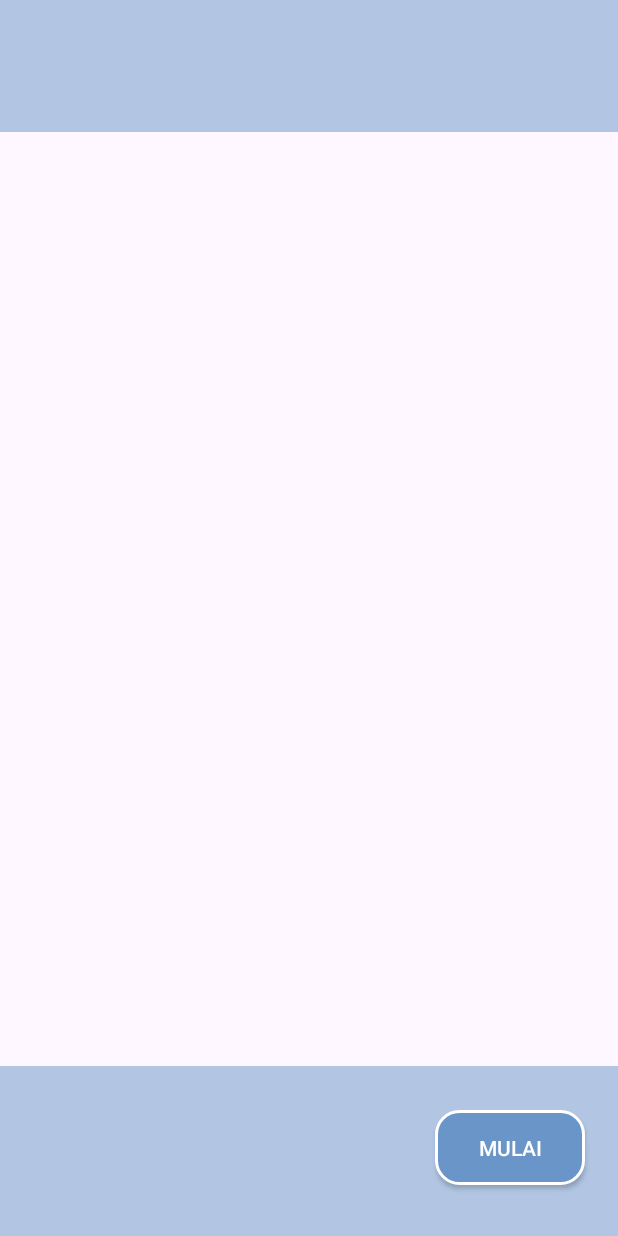
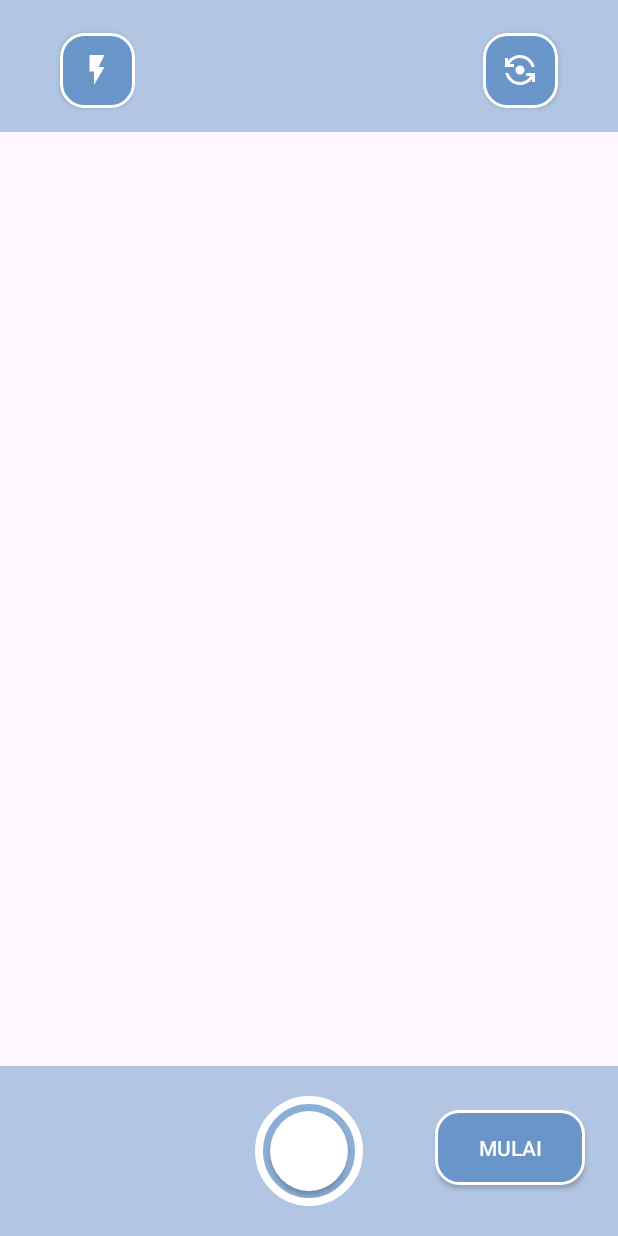
Before and after one commit to Luoxy777/PlaySnap, an Android app: the layout activity_search_by_camera_page.xml on its own in the app's theme, with its tools: preview values and no code run, on a phone screen of 412 x 824 dp. Run offline under Robolectric (Android 15) with nearby library versions, the phone set to English and light mode, and no system bars.

Commit message:
crysta camera

```diff
--- /dev/null
+++ b/PlaySnap Application/app/src/main/res/drawable/baseline_flip_camera_android_24.xml
@@ -0,0 +1,7 @@
+<vector android:height="24dp" android:tint="#FFFFFF"
+    android:viewportHeight="24" android:viewportWidth="24"
+    android:width="24dp" xmlns:android="http://schemas.android.com/apk/res/android">
+    <path android:fillColor="@android:color/white" android:pathData="M9,12c0,1.66 1.34,3 3,3s3,-1.34 3,-3s-1.34,-3 -3,-3S9,10.34 9,12z"/>
+    <path android:fillColor="@android:color/white" android:pathData="M8,10V8H5.09C6.47,5.61 9.05,4 12,4c3.72,0 6.85,2.56 7.74,6h2.06c-0.93,-4.56 -4.96,-8 -9.8,-8C8.73,2 5.82,3.58 4,6.01V4H2v6H8z"/>
+    <path android:fillColor="@android:color/white" android:pathData="M16,14v2h2.91c-1.38,2.39 -3.96,4 -6.91,4c-3.72,0 -6.85,-2.56 -7.74,-6H2.2c0.93,4.56 4.96,8 9.8,8c3.27,0 6.18,-1.58 8,-4.01V20h2v-6H16z"/>
+</vector>
--- /dev/null
+++ b/PlaySnap Application/app/src/main/res/drawable/camera_button.xml
@@ -0,0 +1,8 @@
+<?xml version="1.0" encoding="utf-8"?>
+<selector xmlns:android="http://schemas.android.com/apk/res/android">
+    <item>
+        <shape android:shape="oval">
+            <solid android:color="@color/white"/>
+        </shape>
+    </item>
+</selector>
--- /dev/null
+++ b/PlaySnap Application/app/src/main/res/drawable/circle_camera_bg_btn.xml
@@ -0,0 +1,9 @@
+<?xml version="1.0" encoding="utf-8"?>
+<selector xmlns:android="http://schemas.android.com/apk/res/android">
+    <item>
+        <shape android:shape="oval">
+            <solid android:color="@color/transparent_blue"/>
+            <stroke android:width="5dp" android:color="@color/white"/>
+        </shape>
+    </item>
+</selector>
--- a/PlaySnap Application/app/src/main/res/layout/activity_search_by_camera_page.xml
+++ b/PlaySnap Application/app/src/main/res/layout/activity_search_by_camera_page.xml
@@ -12,6 +12,31 @@
         app:layout_constraintEnd_toEndOf="parent"
         app:layout_constraintStart_toStartOf="parent"
         app:layout_constraintTop_toTopOf="parent">
+
+        <androidx.appcompat.widget.AppCompatButton
+            android:id="@+id/btn_flash"
+            style="@style/ButtonWhite"
+            android:layout_width="50dp"
+            android:layout_height="50dp"
+            android:layout_marginTop="22dp"
+            android:layout_marginStart="40dp"
+            android:background="@drawable/mulai_button_oultline"
+            android:elevation="100dp"
+            android:drawableTop="@drawable/baseline_flash_on_24"
+            android:padding="12.5dp"/>
+
+        <androidx.appcompat.widget.AppCompatButton
+            android:id="@+id/btn_flip_camera"
+            style="@style/ButtonWhite"
+            android:layout_width="50dp"
+            android:layout_height="50dp"
+            android:layout_alignParentEnd="true"
+            android:layout_marginTop="22dp"
+            android:layout_marginEnd="40dp"
+            android:background="@drawable/mulai_button_oultline"
+            android:drawableTop="@drawable/baseline_flip_camera_android_24"
+            android:elevation="100dp"
+            android:padding="12.5dp" />
 
     </RelativeLayout>
 
@@ -37,6 +62,32 @@
             android:background="@drawable/mulai_button_oultline"
             android:text="@string/mulai_btn_text"
             android:textColor="@color/white" />
+
+        <View
+            android:id="@+id/camera_button_bg"
+            android:layout_width="wrap_content"
+            android:layout_height="wrap_content"
+            android:layout_alignParentTop="true"
+            android:layout_alignParentEnd="true"
+            android:layout_alignParentBottom="true"
+            android:layout_marginTop="20dp"
+            android:layout_marginEnd="170dp"
+            android:layout_marginStart="170dp"
+            android:layout_marginBottom="20dp"
+            android:background="@drawable/circle_camera_bg_btn" />
+
+        <androidx.appcompat.widget.AppCompatButton
+            android:id="@+id/camera_button"
+            android:layout_width="wrap_content"
+            android:layout_height="wrap_content"
+            android:layout_alignParentTop="true"
+            android:layout_alignParentEnd="true"
+            android:layout_alignParentBottom="true"
+            android:layout_marginTop="30dp"
+            android:layout_marginEnd="180dp"
+            android:layout_marginStart="180dp"
+            android:layout_marginBottom="30dp"
+            android:background="@drawable/camera_button" />
     </RelativeLayout>
 
 </androidx.constraintlayout.widget.ConstraintLayout>
```
Also changed, not shown: PlaySnap Application/app/src/main/java/com/example/playsnapui/BottomSheet.kt (+20 -20 lines), PlaySnap Application/app/src/main/res/drawable/flash_button_outline.xml (added, +9 -0 lines), PlaySnap Application/app/src/main/res/layout/activity_filter_page.xml (+5 -7 lines), PlaySnap Application/app/src/main/res/layout/bottom_sheet_filter_page.xml (+17 -17 lines), PlaySnap Application/app/src/main/res/layout/item_bottom_sheet.xml (added, +93 -0 lines).
